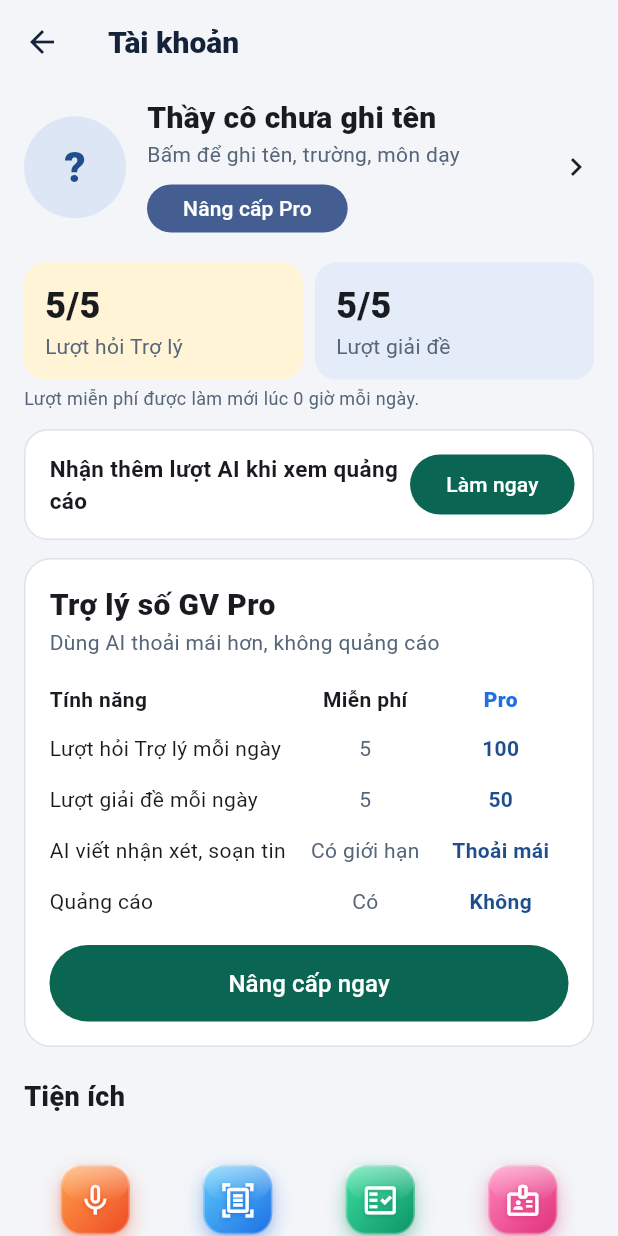
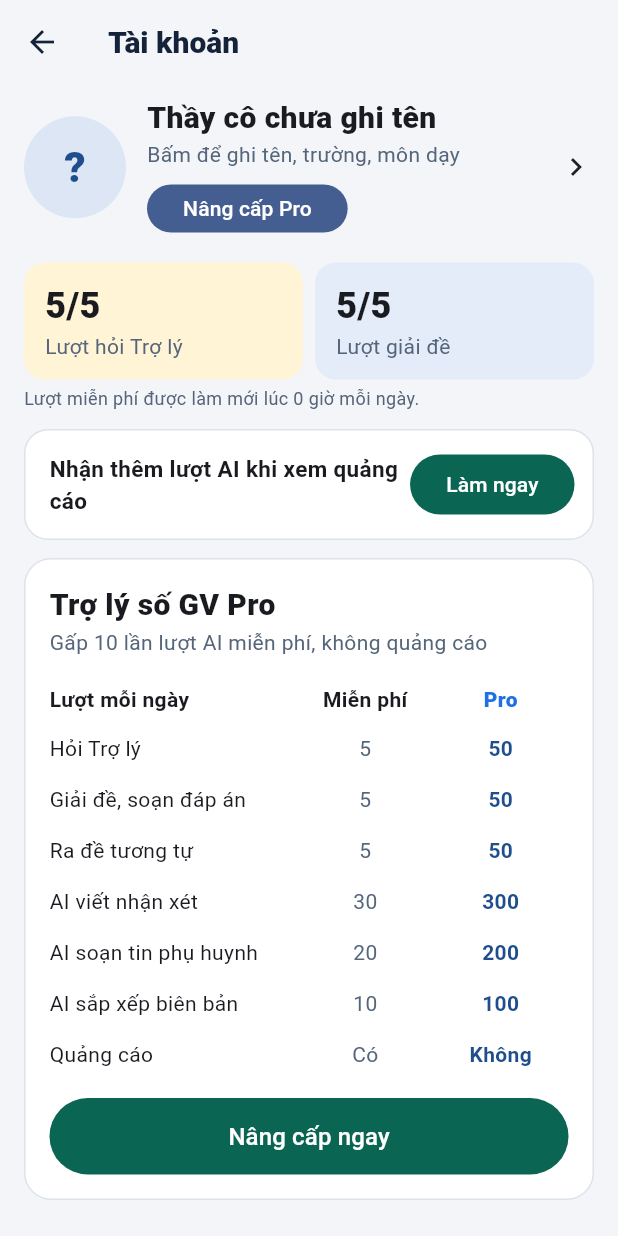
Before and after one commit to toannguyen210579-web/tro-ly-so-giao-vien, a Flutter app: the screen it shows after launch, item 4 of the bottom bar chosen, on a phone screen of 412 x 824 dp. Run offline on Flutter 3.47's test engine with Material 3 defaults, Android fonts, the phone set to English and light mode, and no system bars; our stand-ins replace flutter_tts, image_picker, pdf, share_plus, shared_preferences, speech_to_text and 1 more; missing offline and left inert: cunning_document_scanner, google_mlkit_selfie_segmentation.

Commit message:
Bảng gói Pro: gấp 10 lần lượt miễn phí
Co-Authored-By: Claude Opus 5.5 <noreply@anthropic.com>
Claude-Session: https://claude.ai/code/session_013BLcfBCw6PGnjH9xQTagye

```diff
--- a/lib/screens/tai_khoan.dart
+++ b/lib/screens/tai_khoan.dart
@@ -312,9 +312,12 @@ class _TaiKhoanState extends State<TaiKhoan> {
 
   Widget _theSoSanh() {
     const dong = [
-      ('Lượt hỏi Trợ lý mỗi ngày', '5', '100'),
-      ('Lượt giải đề mỗi ngày', '5', '50'),
-      ('AI viết nhận xét, soạn tin', 'Có giới hạn', 'Thoải mái'),
+      ('Hỏi Trợ lý', '5', '50'),
+      ('Giải đề, soạn đáp án', '5', '50'),
+      ('Ra đề tương tự', '5', '50'),
+      ('AI viết nhận xét', '30', '300'),
+      ('AI soạn tin phụ huynh', '20', '200'),
+      ('AI sắp xếp biên bản', '10', '100'),
       ('Quảng cáo', 'Có', 'Không'),
     ];
     return Container(
@@ -328,14 +331,14 @@ class _TaiKhoanState extends State<TaiKhoan> {
         crossAxisAlignment: CrossAxisAlignment.start,
         children: [
           const Text('Trợ lý số GV Pro', style: TextStyle(fontSize: 20, fontWeight: FontWeight.w800)),
-          const Text('Dùng AI thoải mái hơn, không quảng cáo', style: TextStyle(color: MauApp.chuPhu)),
+          const Text('Gấp 10 lần lượt AI miễn phí, không quảng cáo', style: TextStyle(color: MauApp.chuPhu)),
           const SizedBox(height: 12),
           Table(
             columnWidths: const {0: FlexColumnWidth(2.2), 1: FlexColumnWidth(1.2), 2: FlexColumnWidth(1.2)},
             defaultVerticalAlignment: TableCellVerticalAlignment.middle,
             children: [
               const TableRow(children: [
-                Padding(padding: EdgeInsets.symmetric(vertical: 6), child: Text('Tính năng', style: TextStyle(fontWeight: FontWeight.w700))),
+                Padding(padding: EdgeInsets.symmetric(vertical: 6), child: Text('Lượt mỗi ngày', style: TextStyle(fontWeight: FontWeight.w700))),
                 Text('Miễn phí', textAlign: TextAlign.center, style: TextStyle(fontWeight: FontWeight.w700)),
                 Text('Pro', textAlign: TextAlign.center, style: TextStyle(fontWeight: FontWeight.w800, color: MauApp.xanhTroi)),
               ]),
```
